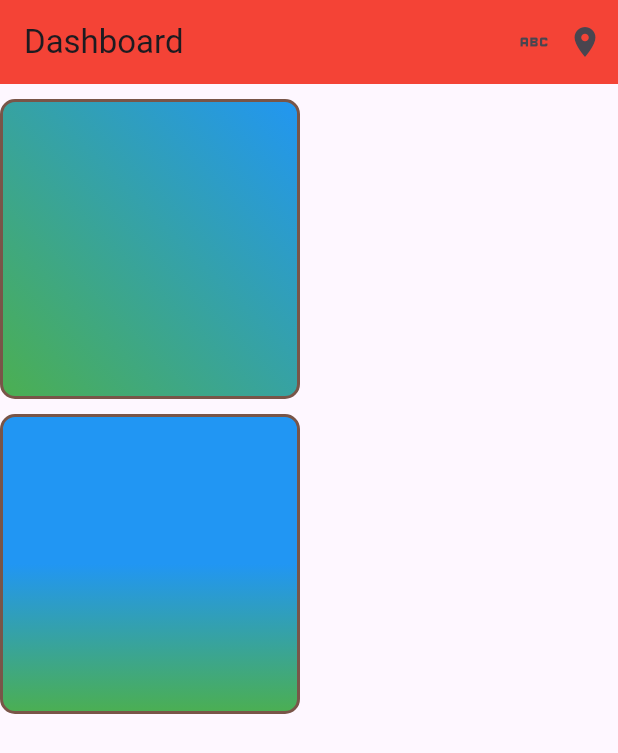
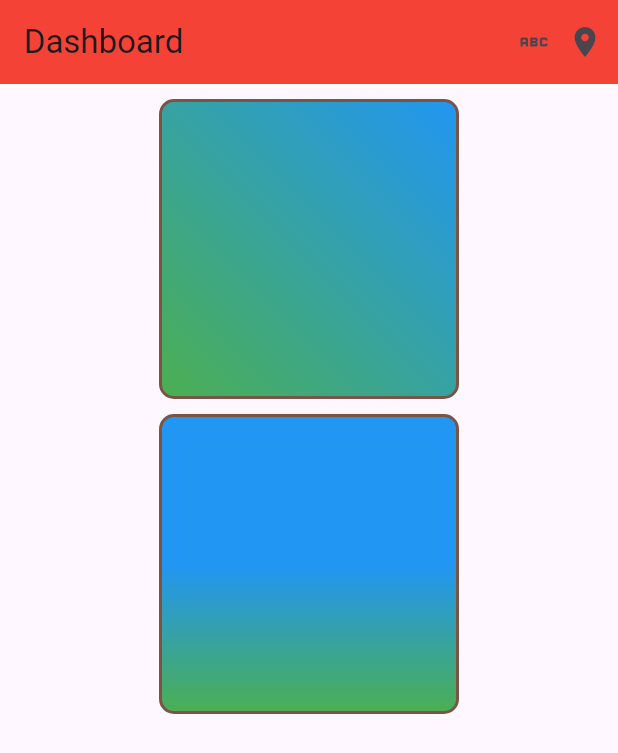
Before and after one commit to RIOKOWI/flutter_container, a Flutter app: the screen it shows after launch, on a phone screen of 412 x 824 dp. Shown: the top 753 px of the screen. Run offline on Flutter 3.47's test engine with Material 3 defaults, Android fonts, the phone set to English and light mode, and no system bars.

Commit message:
centerin column

```diff
--- a/lib/main.dart
+++ b/lib/main.dart
@@ -34,7 +34,9 @@ class Home extends StatelessWidget {
               ],
             ),
 
-            body: Column(
+            body: Center(
+              child: Column(
+                crossAxisAlignment: CrossAxisAlignment.end,
                 children: [
                   Container(
                     height: 200,
@@ -80,6 +82,7 @@ class Home extends StatelessWidget {
                     ),
                   )
                 ],
+              ),
             )
           );
   }
```
Lines whose indentation alone changed are shown as unchanged.
